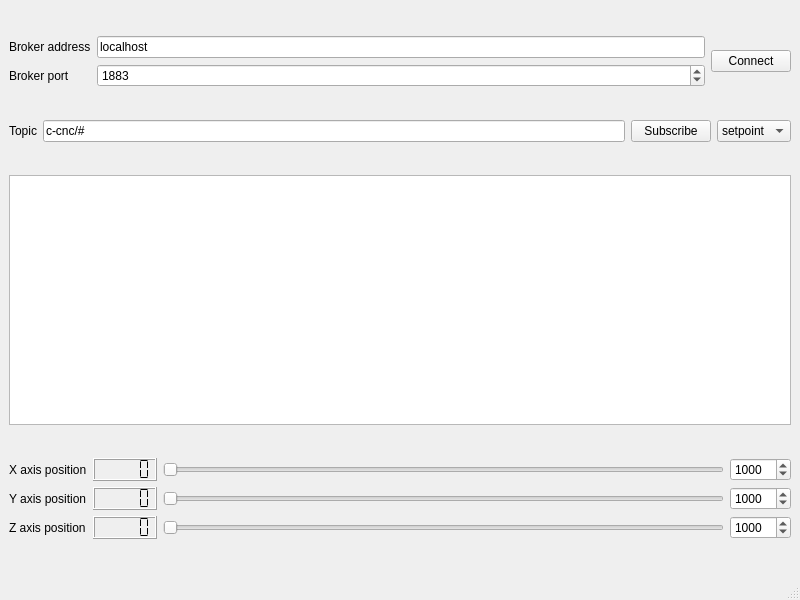
Before: the Qt Designer form mainwindow.ui in pbosetti/c-cnc_view, drawn with Qt 5.
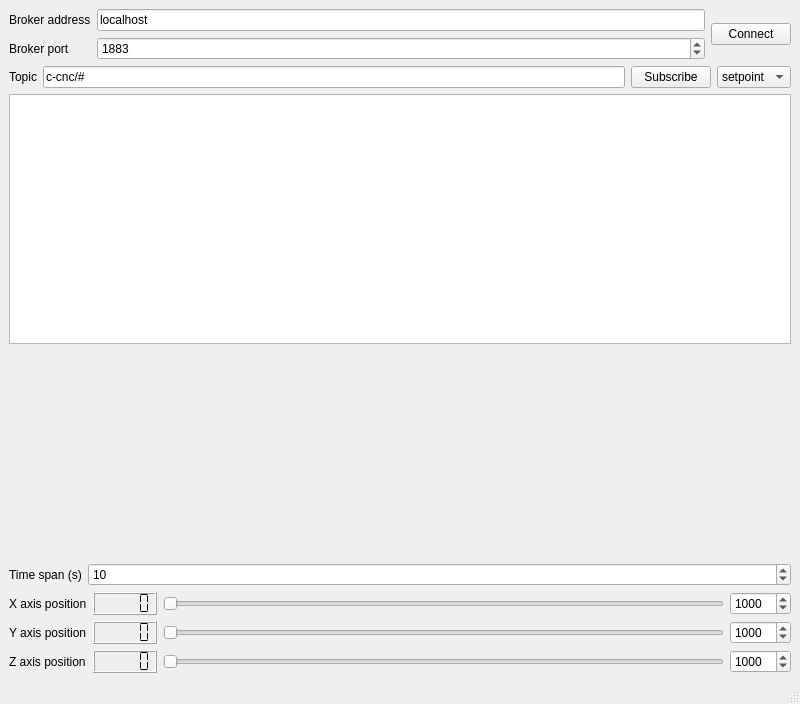
After: the same form once the commit is applied. Custom widgets are drawn as their Qt base class.

Patch:
```diff
--- a/mainwindow.ui
+++ b/mainwindow.ui
@@ -7,7 +7,7 @@
     <x>0</x>
     <y>0</y>
     <width>800</width>
-    <height>600</height>
+    <height>704</height>
    </rect>
   </property>
   <property name="windowTitle">
@@ -128,6 +128,33 @@
         </property>
        </widget>
       </item>
+      <item>
+       <widget class="QCustomPlot" name="plot" native="true"/>
+      </item>
+     </layout>
+    </item>
+    <item>
+     <layout class="QFormLayout" name="formLayout_2">
+      <item row="0" column="0">
+       <widget class="QLabel" name="label_7">
+        <property name="text">
+         <string>Time span (s)</string>
+        </property>
+       </widget>
+      </item>
+      <item row="0" column="1">
+       <widget class="QSpinBox" name="timeSpanBox">
+        <property name="minimum">
+         <number>5</number>
+        </property>
+        <property name="maximum">
+         <number>1000</number>
+        </property>
+        <property name="value">
+         <number>10</number>
+        </property>
+       </widget>
+      </item>
      </layout>
     </item>
     <item>
@@ -256,6 +283,14 @@
   </widget>
   <widget class="QStatusBar" name="statusbar"/>
  </widget>
+ <customwidgets>
+  <customwidget>
+   <class>QCustomPlot</class>
+   <extends>QWidget</extends>
+   <header>qcustomplot.h</header>
+   <container>1</container>
+  </customwidget>
+ </customwidgets>
  <resources/>
  <connections/>
 </ui>
```
